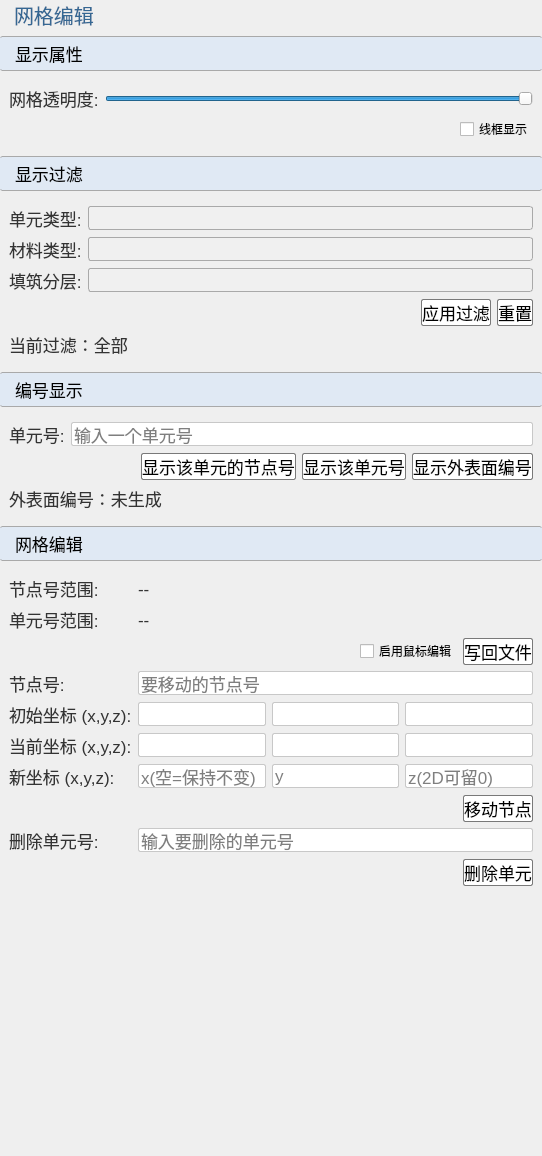
Old version of the form plugins/Base_Mesh/GridEditingWidget.ui in the repository asd977/base_cae.
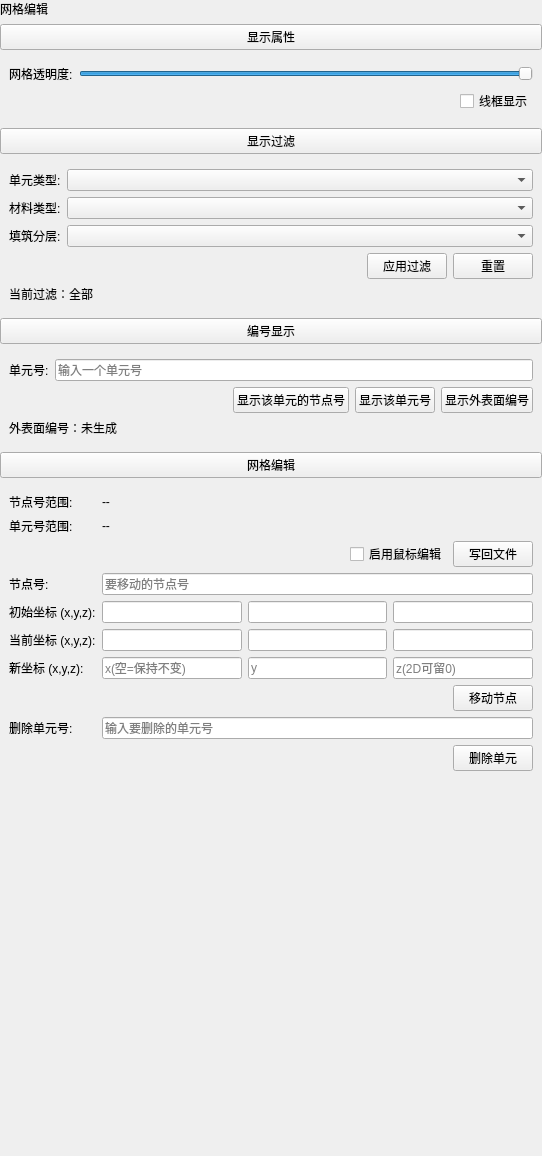
New version of the form. Icons and pictures are not drawn.

Diff of the .ui file:
```diff
--- a/plugins/Base_Mesh/GridEditingWidget.ui
+++ b/plugins/Base_Mesh/GridEditingWidget.ui
@@ -14,105 +14,7 @@
    <string>网格编辑</string>
   </property>
   <property name="styleSheet">
-   <string notr="true">QWidget{
-font-family: &quot;Microsoft YaHei&quot;, &quot;微软雅黑&quot;;
-}
-QPushButton {
-    background-color: rgb(255, 255, 255); /* 背景色 */
-    border-width: 1px;                   /* 边框宽度 */
-    border-color: rgb(121, 121, 121);    /* 边框颜色 */
-    border-style: solid;                 /* 边框样式 */
-	font-size:17px;
-    border-radius: 2px;                /* 边框圆角 */
-    text-align: center;                    /* 文字左对齐 */
-
-    /* 默认状态 */
-}
-
-QPushButton:hover {
-    background-color: rgb(235, 235, 235); /* 悬浮时的背景色 */
-    border-color: rgb(100, 100, 100);     /* 悬浮时的边框颜色 */
-}
-
-QPushButton:pressed {
-    background-color: rgb(200, 200, 200); /* 点击时的背景色 */
-    border-color: rgb(80, 80, 80);         /* 点击时的边框颜色 */
-}
-
-QPushButton#pushButton,
-QPushButton#pushButton_2,
-QPushButton#pushButton_3,
-QPushButton#pushButton_4
-{
-    background-color: rgb(224, 233, 244);
-    border-width: 1px;
-    border-color: rgb(121, 121, 121);
-    border-style: solid;
-    height: 33px;
-    border-top: 1px solid rgb(169, 169, 169); /* 上边框为灰色 */
-    border-bottom: 1px solid rgb(169, 169, 169); /* 下边框为灰色 */
-    border-left: none; /* 移除左边框 */
-    border-right: none;
-    text-align: left;
-	padding-left: 15px;
-	font-size: 17px;
-	border-style: solid;
-}
-QLabel {
-    font-family: &quot;Microsoft YaHei&quot;, &quot;微软雅黑&quot;;
-    font-size: 17px;
-    text-align: left;
-    color: rgb(51, 51, 51);
-    white-space: nowrap;
-    line-height: 50px;
-    position: absolute;
-    top: 0px;
-    left: 0px;
-}
-QLabel#label {
-    font-size: 20px;
-    font-family: &quot;Microsoft YaHei&quot;, 微软雅黑;
-    text-align: left;
-	padding-left:9px;
-    color: rgb(53, 103, 147);
-}
-QComboBox {
-    font-family: &quot;Microsoft YaHei&quot;, 微软雅黑;
-    font-size: 17px;
-    text-align: left;
-    color: rgb(51, 51, 51);
-    background: rgb(240, 240, 240);
-    border: 1px solid rgb(169, 169, 169);
-	padding-left:6px;
-    border-radius: 3px; /* 设置边框的圆角半径为5像素 */
-}
-QComboBox::drop-down {
-    background: rgb(240, 240, 240);
-}
-QComboBox::down-arrow {
-    image: url(:/resources/down_arrow.png); /* 替换下拉箭头图标 */
-}
-/*QCombobox右侧按钮*/
-QComboBox::drop-down {
-    subcontrol-origin: padding;
-    subcontrol-position: top right;/*放于右方顶部*/
-    border-top-right-radius: 3px;/*设置边框圆角*/
-    border-bottom-right-radius: 3px;
-}
-QLineEdit {
-    border: 1px solid rgb(200, 200, 200); /* 设置边框为淡灰色 */
-    border-radius: 2px; /* 设置圆角半径为 5 像素 */
-	font-size: 17px;
-}
-QLineEdit:focus {
-    border-color: rgb(100, 100, 255); /* 设置焦点时的边框颜色为蓝色 */
-    outline: none; /* 去掉默认的焦点边框 */
-}
-
-
-QRadioButton {
-    font-size: 17px; /* 设置字体大小为 14 像素 */
-}</string>
+   <string notr="true"/>
   </property>
   <layout class="QVBoxLayout" name="verticalLayout">
    <property name="leftMargin">
```
Left out of the diff: 30 changed lines with no effect on the pictures.
